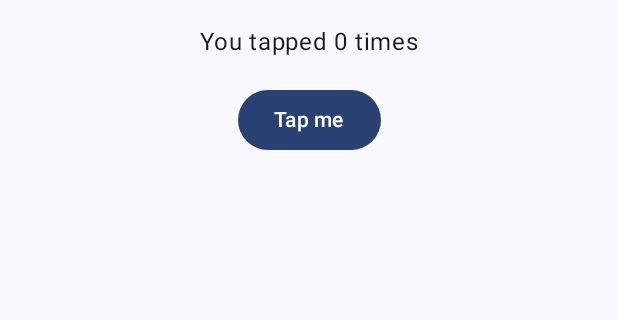
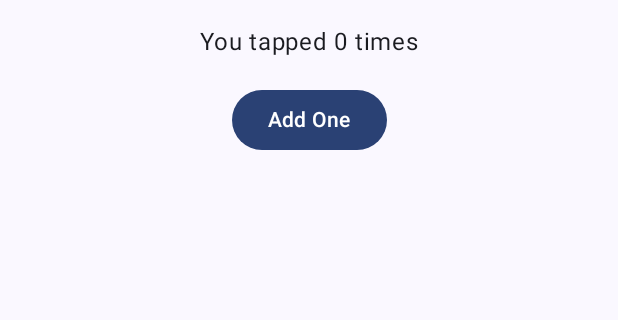
Before and after one commit to Ianisraelxd/HelloGit, an Android app built with Jetpack Compose: the screen it shows after launch (MainActivity), on a phone screen of 412 x 824 dp, the part 567-887 px from its top. Run offline under Robolectric (Android 15) with nearby library versions, the phone set to English and light mode, and no system bars.

Commit message:
Initial commit: HelloGit counter app

```diff
--- a/app/src/main/java/com/example/hellogit/MainActivity.kt
+++ b/app/src/main/java/com/example/hellogit/MainActivity.kt
@@ -48,7 +48,7 @@ fun CounterScreen(modifier: Modifier = Modifier) {
         Text("You tapped $count times")
         Spacer(Modifier.height(16.dp))
         Button(onClick = { count++ }) {
-            Text("Tap me")
+            Text("Add One")
         }
     }
 }
```
